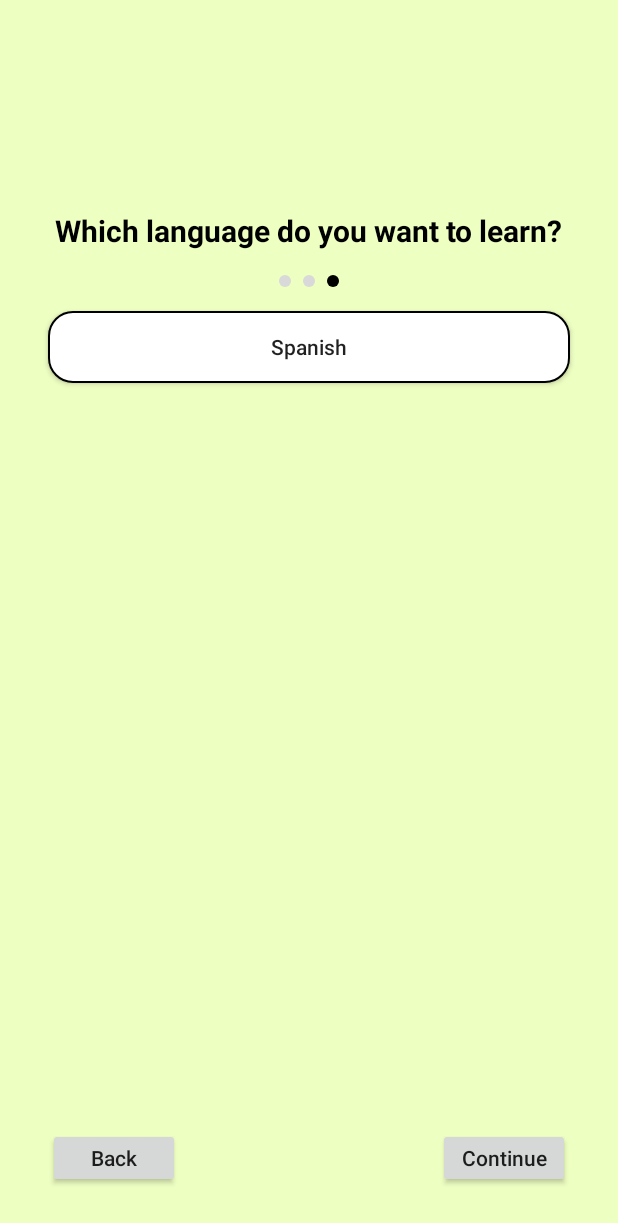
After one commit to landing2/Lingonary_, an Android app built with Jetpack Compose: the LearningLanguageActivity screen opened directly, with no data from a screen before it, on a phone screen of 412 x 824 dp. The commit adds this screen. Shown: the top 1223 px of the screen. Run offline under Robolectric (Android 15) with nearby library versions, the phone set to English and light mode, and no system bars.

Commit message:
Added onboarding to the app

```diff
--- /dev/null
+++ b/app/src/main/java/com/example/lingonary_/onboarding/LearningLanguageActivity.kt
@@ -0,0 +1,54 @@
+package com.example.lingonary_.onboarding
+
+import android.content.Intent
+import android.os.Bundle
+import android.widget.Button
+import android.widget.Toast
+import androidx.activity.ComponentActivity
+import com.example.lingonary_.R
+import com.example.lingonary_.MainActivity
+
+class LearningLanguageActivity : ComponentActivity() {
+    private var selectedTargetLanguage: String? = null
+
+    override fun onCreate(savedInstanceState: Bundle?) {
+        super.onCreate(savedInstanceState)
+        setContentView(R.layout.activity_onboarding_learning_language)
+
+        val userName = intent.getStringExtra(OnboardingKeys.EXTRA_USER_NAME)
+        val nativeLanguage = intent.getStringExtra(OnboardingKeys.EXTRA_NATIVE_LANGUAGE)
+
+
+        val btnSpanish = findViewById<Button>(R.id.btnSpanishLearning)
+        val btnBack = findViewById<Button>(R.id.btnBack3)
+        val btnContinue = findViewById<Button>(R.id.btnContinue3)
+
+        fun updateSelection(lang: String) {
+            selectedTargetLanguage = lang
+
+
+            btnSpanish.setBackgroundResource(
+                if (lang == getString(R.string.lang_spanish))
+                    R.drawable.bg_language_button_selected
+                else
+                    R.drawable.bg_language_button
+            )
+        }
+
+        btnSpanish.setOnClickListener { updateSelection(getString(R.string.lang_spanish)) }
+
+        btnBack.setOnClickListener { finish() }
+
+        btnContinue.setOnClickListener {
+            if (selectedTargetLanguage == null) {
+                Toast.makeText(this, R.string.error_language_empty, Toast.LENGTH_SHORT).show()
+            } else {
+                val intent = Intent(this, MainActivity::class.java)
+                intent.putExtra(OnboardingKeys.EXTRA_USER_NAME, userName)
+                intent.putExtra(OnboardingKeys.EXTRA_NATIVE_LANGUAGE, nativeLanguage)
+                intent.putExtra(OnboardingKeys.EXTRA_TARGET_LANGUAGE, selectedTargetLanguage)
+                startActivity(intent)
+            }
+        }
+    }
+}
--- /dev/null
+++ b/app/src/main/res/drawable/bg_language_button.xml
@@ -0,0 +1,7 @@
+<?xml version="1.0" encoding="utf-8"?>
+<shape xmlns:android="http://schemas.android.com/apk/res/android"
+    android:shape="rectangle">
+    <solid android:color="@color/white" />
+    <stroke android:width="1dp" android:color="@color/black" />
+    <corners android:radius="16dp" />
+</shape>
--- /dev/null
+++ b/app/src/main/res/drawable/bg_language_button_selected.xml
@@ -0,0 +1,7 @@
+<?xml version="1.0" encoding="utf-8"?>
+<shape xmlns:android="http://schemas.android.com/apk/res/android"
+    android:shape="rectangle">
+    <solid android:color="@color/blue_accent" />
+    <stroke android:width="1dp" android:color="@color/black" />
+    <corners android:radius="16dp" />
+</shape>
--- /dev/null
+++ b/app/src/main/res/drawable/dot_active.xml
@@ -0,0 +1,10 @@
+<?xml version="1.0" encoding="utf-8"?>
+<shape xmlns:android="http://schemas.android.com/apk/res/android"
+    android:shape="oval">
+
+    <size
+        android:width="8dp"
+        android:height="8dp" />
+
+    <solid android:color="@color/black" />
+</shape>
--- /dev/null
+++ b/app/src/main/res/drawable/dot_inactive.xml
@@ -0,0 +1,10 @@
+<?xml version="1.0" encoding="utf-8"?>
+<shape xmlns:android="http://schemas.android.com/apk/res/android"
+    android:shape="oval">
+
+    <size
+        android:width="8dp"
+        android:height="8dp" />
+
+    <solid android:color="@color/gray_light" />
+</shape>
--- /dev/null
+++ b/app/src/main/res/layout/activity_onboarding_learning_language.xml
@@ -0,0 +1,89 @@
+<?xml version="1.0" encoding="utf-8"?>
+<androidx.constraintlayout.widget.ConstraintLayout
+    xmlns:android="http://schemas.android.com/apk/res/android"
+    xmlns:app="http://schemas.android.com/apk/res-auto"
+    android:layout_width="match_parent"
+    android:layout_height="match_parent"
+    android:background="#EEFFC2">
+
+    <!-- Question text -->
+    <TextView
+        android:id="@+id/tvLearningQuestion"
+        android:layout_width="wrap_content"
+        android:layout_height="wrap_content"
+        android:layout_marginTop="140dp"
+        android:text="@string/onboarding_q_learning"
+        android:textSize="20sp"
+        android:textStyle="bold"
+        android:textColor="@color/black"
+        app:layout_constraintTop_toTopOf="parent"
+        app:layout_constraintStart_toStartOf="parent"
+        app:layout_constraintEnd_toEndOf="parent" />
+
+    <!-- Dots: third active -->
+    <LinearLayout
+        android:id="@+id/llDots3"
+        android:layout_width="wrap_content"
+        android:layout_height="wrap_content"
+        android:layout_marginTop="16dp"
+        android:orientation="horizontal"
+        app:layout_constraintTop_toBottomOf="@id/tvLearningQuestion"
+        app:layout_constraintStart_toStartOf="parent"
+        app:layout_constraintEnd_toEndOf="parent">
+
+        <View
+            android:layout_width="8dp"
+            android:layout_height="8dp"
+            android:background="@drawable/dot_inactive" />
+
+        <View
+            android:layout_width="8dp"
+            android:layout_height="8dp"
+            android:layout_marginHorizontal="8dp"
+            android:background="@drawable/dot_inactive" />
+
+        <View
+            android:layout_width="8dp"
+            android:layout_height="8dp"
+            android:background="@drawable/dot_active" />
+    </LinearLayout>
+
+
+    <Button
+        android:id="@+id/btnSpanishLearning"
+        android:layout_width="0dp"
+        android:layout_height="48dp"
+        android:layout_marginTop="16dp"
+        android:layout_marginStart="32dp"
+        android:layout_marginEnd="32dp"
+        android:text="@string/lang_spanish"
+        android:textAllCaps="false"
+        android:background="@drawable/bg_language_button"
+        app:layout_constraintTop_toBottomOf="@id/llDots3"
+        app:layout_constraintStart_toStartOf="parent"
+        app:layout_constraintEnd_toEndOf="parent" />
+
+    <!-- Bottom Back / Continue -->
+    <Button
+        android:id="@+id/btnBack3"
+        android:layout_width="wrap_content"
+        android:layout_height="40dp"
+        android:layout_marginStart="32dp"
+        android:layout_marginBottom="32dp"
+        android:text="@string/onboarding_back"
+        android:textAllCaps="false"
+        app:layout_constraintBottom_toBottomOf="parent"
+        app:layout_constraintStart_toStartOf="parent" />
+
+    <Button
+        android:id="@+id/btnContinue3"
+        android:layout_width="wrap_content"
+        android:layout_height="40dp"
+        android:layout_marginEnd="32dp"
+        android:layout_marginBottom="32dp"
+        android:text="@string/onboarding_continue"
+        android:textAllCaps="false"
+        app:layout_constraintBottom_toBottomOf="parent"
+        app:layout_constraintEnd_toEndOf="parent" />
+
+</androidx.constraintlayout.widget.ConstraintLayout>
--- a/app/src/main/res/values/strings.xml
+++ b/app/src/main/res/values/strings.xml
@@ -1,3 +1,19 @@
 <resources>
     <string name="app_name">Lingonary_</string>
+    <string name="onboarding_name_title">Hi! What\'s your name?</string>
+    <string name="onboarding_hint_name">Enter your name here…</string>
+    <string name="onboarding_continue">Continue</string>
+    <string name="onboarding_back">Back</string>
+    <string name="error_name_empty">Please enter your name</string>
+    <!-- Page 2 -->
+    <string name="onboarding_q_native">What is your native language?</string>
+    <!-- Page 3 -->
+    <string name="onboarding_q_learning">Which language do you want to learn?</string>
+    <string name="error_learning_language_empty">Please choose a language to learn</string>
+    <!-- Languages -->
+    <string name="lang_english">English</string>
+    <string name="lang_chinese">Chinese</string>
+    <string name="lang_spanish">Spanish</string>
+    <!-- Shared -->
+    <string name="error_language_empty">Please choose a language</string>
 </resources>
```
Also changed, not shown: app/src/main/AndroidManifest.xml (+19 -5 lines), app/src/main/java/com/example/lingonary_/onboarding/NativeLanguageActivity.kt (added, +52 -0 lines), app/src/main/java/com/example/lingonary_/onboarding/OnboardingKeys.kt (added, +7 -0 lines), app/src/main/java/com/example/lingonary_/onboarding/OnboardingNameActivity.kt (added, +31 -0 lines), app/src/main/res/drawable/bg_name_input.xml (added, +18 -0 lines), app/src/main/res/layout/activity_onboarding_name.xml (added, +74 -0 lines), app/src/main/res/layout/activity_onboarding_native_language.xml (added, +88 -0 lines), app/src/main/res/values/colors.xml (+9 -0 lines).
